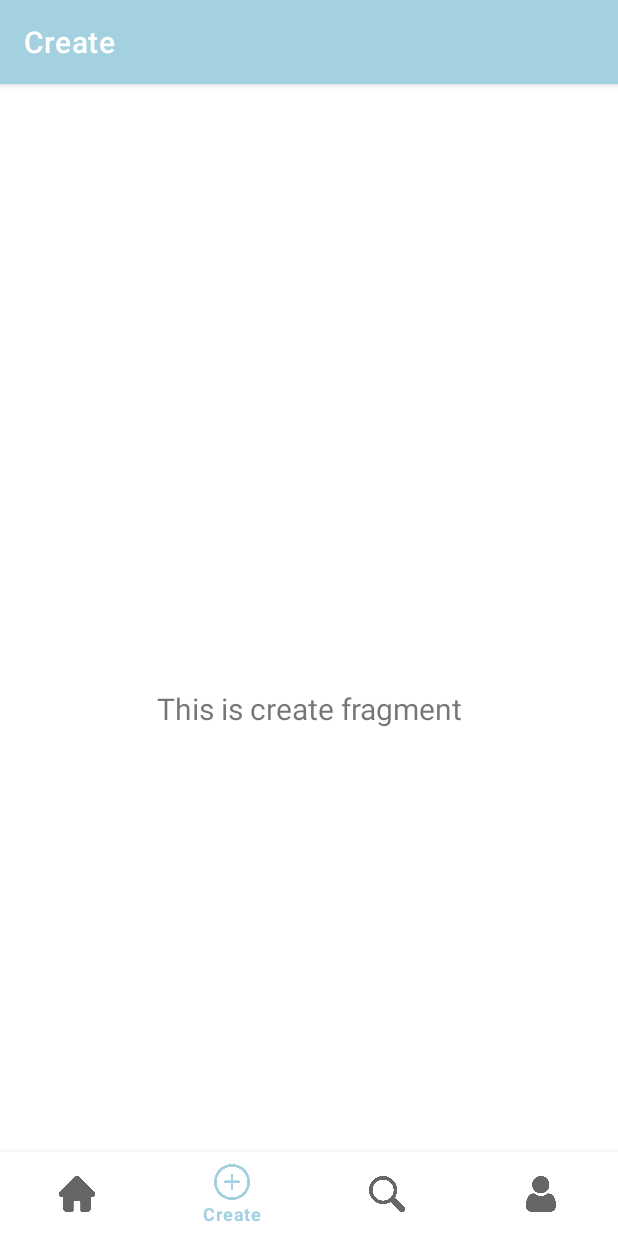
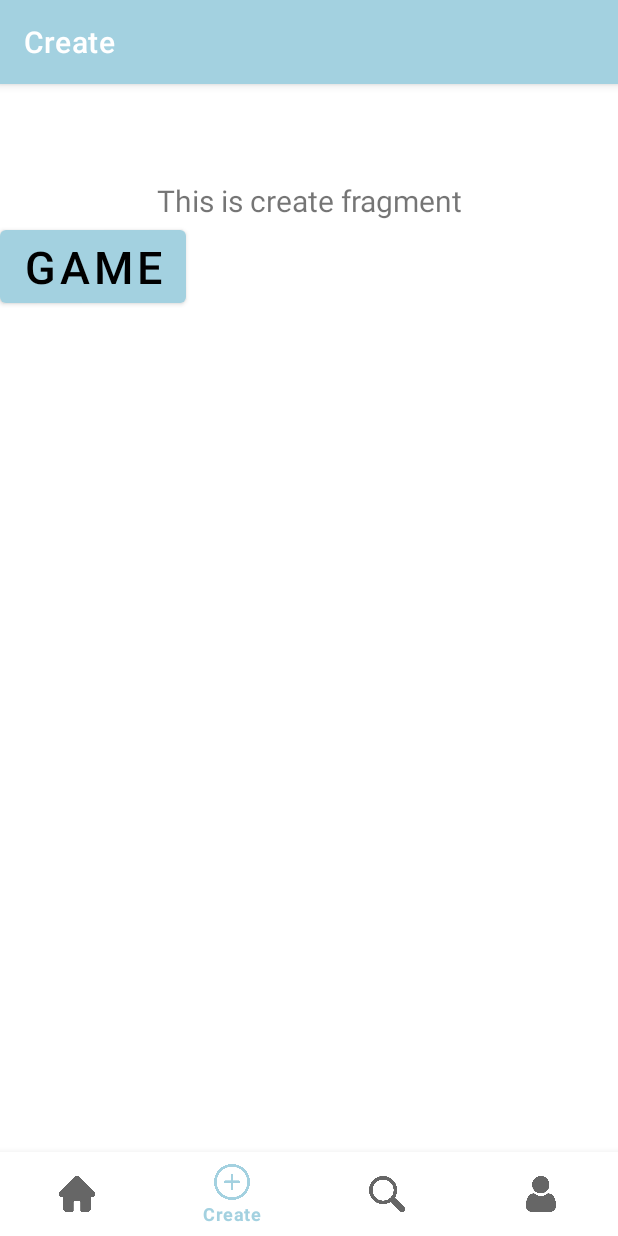
Before and after one commit to Jakubowsky97/StoryWeave, an Android app: the CreateFragment screen opened through its navigation route, on a phone screen of 412 x 824 dp. Run offline under Robolectric (Android 15) with nearby library versions, the phone set to English and light mode, and no system bars; our stand-ins replace navigation-ui.

Commit message:
activity addition and template buttons to access them

```diff
--- a/app/src/main/java/com/example/storyweave/MainActivity.java
+++ b/app/src/main/java/com/example/storyweave/MainActivity.java
@@ -1,6 +1,8 @@
 package com.example.storyweave;
 
 import android.os.Bundle;
+import android.view.View;
+import android.widget.Button;
 
 import com.google.android.material.bottomnavigation.BottomNavigationView;
 
@@ -15,6 +17,7 @@ import com.example.storyweave.databinding.ActivityMainBinding;
 public class MainActivity extends AppCompatActivity {
 
     private ActivityMainBinding binding;
+    private Button btngame;
 
     @Override
     protected void onCreate(Bundle savedInstanceState) {
@@ -23,15 +26,15 @@ public class MainActivity extends AppCompatActivity {
         binding = ActivityMainBinding.inflate(getLayoutInflater());
         setContentView(binding.getRoot());
 
-        BottomNavigationView navView = findViewById(R.id.nav_view);
-        // Passing each menu ID as a set of Ids because each
-        // menu should be considered as top level destinations.
+        BottomNavigationView navView = binding.navView;
+
         AppBarConfiguration appBarConfiguration = new AppBarConfiguration.Builder(
-                R.id.navigation_home, R.id.navigation_create, R.id.navigation_search)
+                R.id.navigation_home, R.id.navigation_create, R.id.navigation_search, R.id.navigation_profile)
                 .build();
         NavController navController = Navigation.findNavController(this, R.id.nav_host_fragment_activity_main);
         NavigationUI.setupActionBarWithNavController(this, navController, appBarConfiguration);
-        NavigationUI.setupWithNavController(binding.navView, navController);
+        NavigationUI.setupWithNavController(navView, navController);
+
+
     }
-
 }
--- a/app/src/main/java/com/example/storyweave/ui/create/CreateFragment.java
+++ b/app/src/main/java/com/example/storyweave/ui/create/CreateFragment.java
@@ -1,33 +1,51 @@
 package com.example.storyweave.ui.create;
 
+import android.content.Intent;
 import android.os.Bundle;
 import android.view.LayoutInflater;
 import android.view.View;
 import android.view.ViewGroup;
+import android.widget.Button;
 import android.widget.TextView;
 
 import androidx.annotation.NonNull;
 import androidx.fragment.app.Fragment;
 import androidx.lifecycle.ViewModelProvider;
 
+import com.example.storyweave.GameActivity;
+import com.example.storyweave.R;
 import com.example.storyweave.databinding.FragmentCreateBinding;
 
 public class CreateFragment extends Fragment {
 
     private FragmentCreateBinding binding;
 
+    private Button btngame;
+
     public View onCreateView(@NonNull LayoutInflater inflater,
                              ViewGroup container, Bundle savedInstanceState) {
         CreateViewModel createViewModel =
                 new ViewModelProvider(this).get(CreateViewModel.class);
-
         binding = FragmentCreateBinding.inflate(inflater, container, false);
         View root = binding.getRoot();
 
         final TextView textView = binding.textCreate;
         createViewModel.getText().observe(getViewLifecycleOwner(), textView::setText);
+
+        btngame = root.findViewById(R.id.button_game);
+
+        btngame.setOnClickListener(new View.OnClickListener() {
+            @Override
+            public void onClick(View v) {
+                startActivity(new Intent(getActivity(), GameActivity.class));
+            }
+        });
+
+
+
         return root;
     }
+
 
     @Override
     public void onDestroyView() {
--- a/app/src/main/res/layout/fragment_create.xml
+++ b/app/src/main/res/layout/fragment_create.xml
@@ -1,7 +1,8 @@
 <?xml version="1.0" encoding="utf-8"?>
-<androidx.constraintlayout.widget.ConstraintLayout xmlns:android="http://schemas.android.com/apk/res/android"
+<LinearLayout xmlns:android="http://schemas.android.com/apk/res/android"
     xmlns:app="http://schemas.android.com/apk/res-auto"
     xmlns:tools="http://schemas.android.com/tools"
+    android:orientation="vertical"
     android:layout_width="match_parent"
     android:layout_height="match_parent"
     tools:context=".ui.create.CreateFragment">
@@ -15,8 +16,12 @@
         android:layout_marginEnd="8dp"
         android:textAlignment="center"
         android:textSize="20sp"
-        app:layout_constraintBottom_toBottomOf="parent"
-        app:layout_constraintEnd_toEndOf="parent"
-        app:layout_constraintStart_toStartOf="parent"
-        app:layout_constraintTop_toTopOf="parent" />
-</androidx.constraintlayout.widget.ConstraintLayout>
+        android:layout_gravity="center"/>
+    <Button
+        android:id="@+id/button_game"
+        android:layout_width="wrap_content"
+        android:layout_height="wrap_content"
+        android:text="Game"
+        android:layout_gravity="bottom"
+        android:textSize="30sp"/>
+</LinearLayout>
```
Also changed, not shown: app/src/main/AndroidManifest.xml (+8 -3 lines), app/src/main/java/com/example/storyweave/GameActivity.java (added, +12 -0 lines), app/src/main/java/com/example/storyweave/LoginActivity.java (added, +30 -0 lines), app/src/main/java/com/example/storyweave/ui/search/SearchFragment.java (+15 -0 lines), app/src/main/res/layout/activity_game.xml (added, +12 -0 lines), app/src/main/res/layout/activity_login.xml (added, +18 -0 lines), app/src/main/res/layout/fragment_search.xml (+13 -6 lines), app/src/main/res/drawable/levacation.jpg (added), 1 other file.
